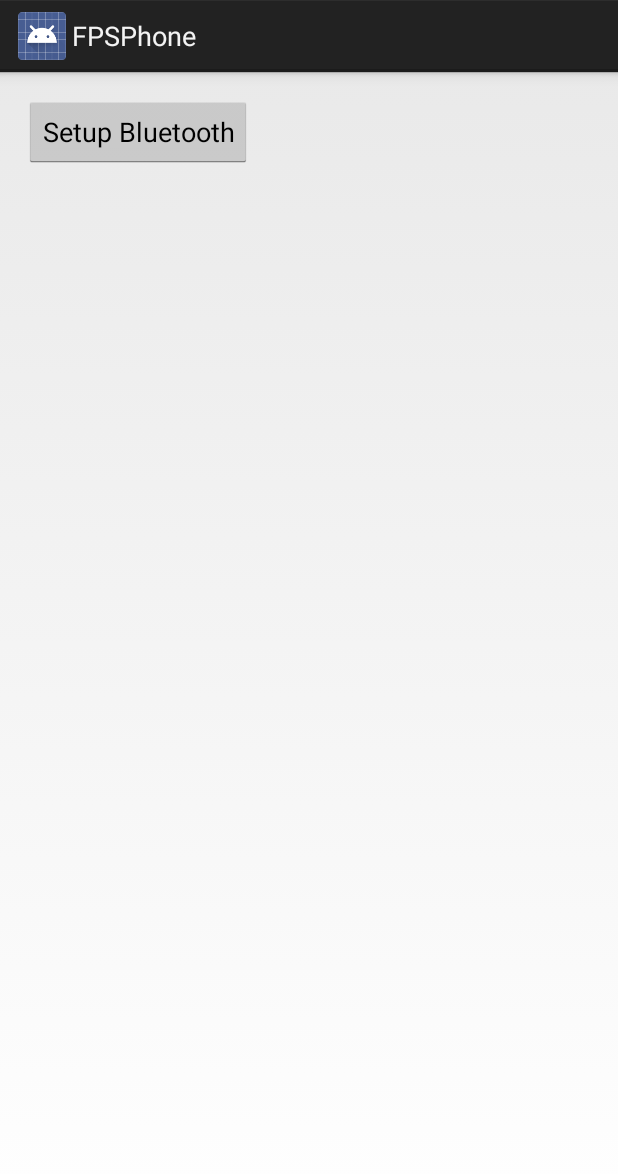
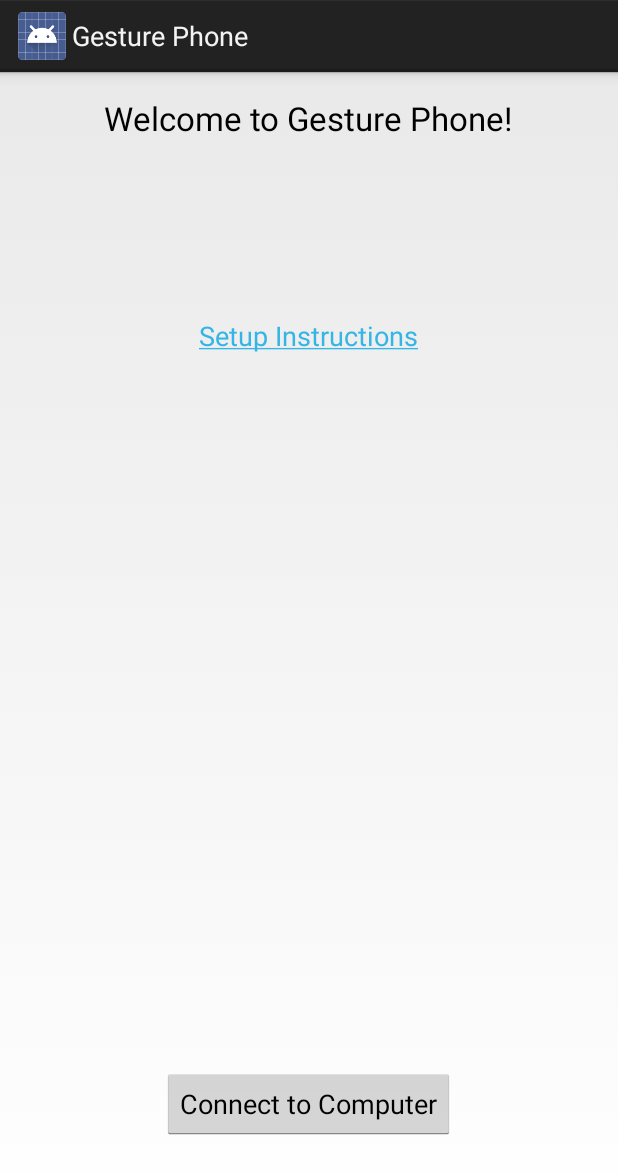
Before and after one commit to jacky-liang/FPSPhone, an Android app: the screen it shows after launch (MainActivity), on a phone screen of 412 x 824 dp. Shown: the top 1174 px of the screen. Run offline under Robolectric (Android 15) with nearby library versions, the phone set to English and light mode, and no system bars.

Commit message:
'finished' initial welcome screen

```diff
--- a/app/src/main/java/com/fpsphone/MainActivity.java
+++ b/app/src/main/java/com/fpsphone/MainActivity.java
@@ -4,9 +4,11 @@ import android.app.Activity;
 import android.content.Intent;
 
 import android.os.Bundle;
+import android.text.method.LinkMovementMethod;
 import android.view.Menu;
 import android.view.MenuItem;
 import android.view.View;
+import android.widget.TextView;
 
 public class MainActivity extends Activity {
     public final static String EXTRA_MESSAGE = "com.fpsphone.MESSAGE";
@@ -15,12 +17,13 @@ public class MainActivity extends Activity {
     protected void onCreate(Bundle savedInstanceState) {
         super.onCreate(savedInstanceState);
         setContentView(R.layout.activity_main);
+
+        TextView instructions = (TextView) findViewById(R.id.textView2);
+        instructions.setMovementMethod(LinkMovementMethod.getInstance());
     }
 
     public void click_go_to_bluetooth(View view) {
         Intent intent_bluetooth_setup = new Intent(this, SetupBluetoothActivity.class);
-        String tstMsg = "hi there";
-        intent_bluetooth_setup.putExtra(EXTRA_MESSAGE, tstMsg);
         startActivity(intent_bluetooth_setup);
     }
 }
--- a/app/src/main/java/com/fpsphone/SetupBluetoothActivity.java
+++ b/app/src/main/java/com/fpsphone/SetupBluetoothActivity.java
@@ -17,6 +17,7 @@ import android.widget.ListView;
 import android.widget.TextView;
 import android.widget.Toast;
 import java.io.IOException;
+import java.util.IllegalFormatCodePointException;
 import java.util.Set;
 import java.util.UUID;
 import android.view.View.OnClickListener;
@@ -47,12 +48,8 @@ public class SetupBluetoothActivity extends Activity {
         super.onCreate(savedInstanceState);
         setContentView(R.layout.activity_setup_bluetooth);
 
-        Intent intent = getIntent();
-        String message = intent.getStringExtra(MainActivity.EXTRA_MESSAGE);
-
         //display message:
         bluetoothDebugStatus = (TextView) findViewById(R.id.bluetoothDebugStatus);
-        bluetoothDebugStatus.setText(message);
 
         btAdapter = BluetoothAdapter.getDefaultAdapter();
         if(btAdapter == null) {
@@ -250,7 +247,11 @@ public class SetupBluetoothActivity extends Activity {
     @Override
     protected void onDestroy() {
         super.onDestroy();
-        unregisterReceiver(bReceiver);
+        try {
+            unregisterReceiver(bReceiver);
+        } catch (IllegalArgumentException error) {
+
+        }
     }
 
     private BluetoothSocket createBluetoothSocket(BluetoothDevice device) throws IOException {
--- a/app/src/main/res/layout/activity_main.xml
+++ b/app/src/main/res/layout/activity_main.xml
@@ -7,17 +7,53 @@
 
     <GridLayout
         android:layout_width="fill_parent"
-        android:layout_height="fill_parent"
-        android:layout_alignParentTop="true"
-        android:layout_alignParentLeft="true">
+        android:layout_height="wrap_content"
+        android:layout_alignParentRight="true"
+        android:layout_alignParentEnd="true">
+
+        <TextView
+            android:layout_width="wrap_content"
+            android:layout_height="wrap_content"
+            android:textAppearance="?android:attr/textAppearanceLarge"
+            android:text="@string/main_welcome_text"
+            android:id="@+id/textView"
+            android:layout_gravity="center_horizontal" />
+
+    </GridLayout>
+
+    <GridLayout
+        android:layout_width="fill_parent"
+        android:layout_height="wrap_content"
+        android:layout_marginTop="147dp"
+        android:layout_alignParentRight="true"
+        android:layout_alignParentEnd="true">
+
+        <TextView
+            android:layout_width="wrap_content"
+            android:layout_height="fill_parent"
+            android:textAppearance="?android:attr/textAppearanceMedium"
+            android:text="@string/main_instructions"
+            android:id="@+id/textView2"
+            android:layout_gravity="center_horizontal"
+            android:layout_columnSpan="11" />
+
+    </GridLayout>
+
+    <GridLayout
+        android:layout_width="fill_parent"
+        android:layout_height="wrap_content"
+        android:layout_alignParentBottom="true"
+        android:layout_alignParentRight="true"
+        android:layout_alignParentEnd="true"
+        android:layout_marginBottom="48dp">
 
         <Button
             android:layout_width="wrap_content"
             android:layout_height="wrap_content"
             android:text="@string/go_to_bluetooth"
             android:id="@+id/button"
-            android:layout_row="0"
             android:onClick="click_go_to_bluetooth"
-            android:layout_column="0" />
+            android:layout_column="12"
+            android:layout_gravity="bottom|center" />
     </GridLayout>
 </RelativeLayout>
--- a/app/src/main/res/values/strings.xml
+++ b/app/src/main/res/values/strings.xml
@@ -1,16 +1,20 @@
 <?xml version="1.0" encoding="utf-8"?>
 <resources>
 
-    <string name="app_name">FPSPhone</string>
-    <string name="hello_world">Hello world!</string>
+    <!--Global-->
+    <string name="app_name">Gesture Phone</string>
     <string name="action_settings">Settings</string>
 
-    <string name="go_to_bluetooth">Setup Bluetooth</string>
-    <string name="from_bluetooth_to_main">Confirm Setup</string>
+    <!--Bluetooth Setup Activity-->
     <string name="btn_blutooth_on">Turn Bluetooth On</string>
     <string name="btn_blutooth_off">Turn Bluetooth Off</string>
     <string name="btn_bluetooth_device_list">List paired Devices</string>
     <string name="btn_bluetooth_find">Search Nearby Devices</string>
     <string name="btn_bluetooth_confirm">Confirm Connected Device</string>
 
+    <!--Main Activity-->
+    <string name="main_welcome_text">Welcome to Gesture Phone!</string>
+    <string name="main_instructions"><a href="http://www.google.com">Setup Instructions</a></string>
+    <string name="go_to_bluetooth">Connect to Computer</string>
+
 </resources>
```
